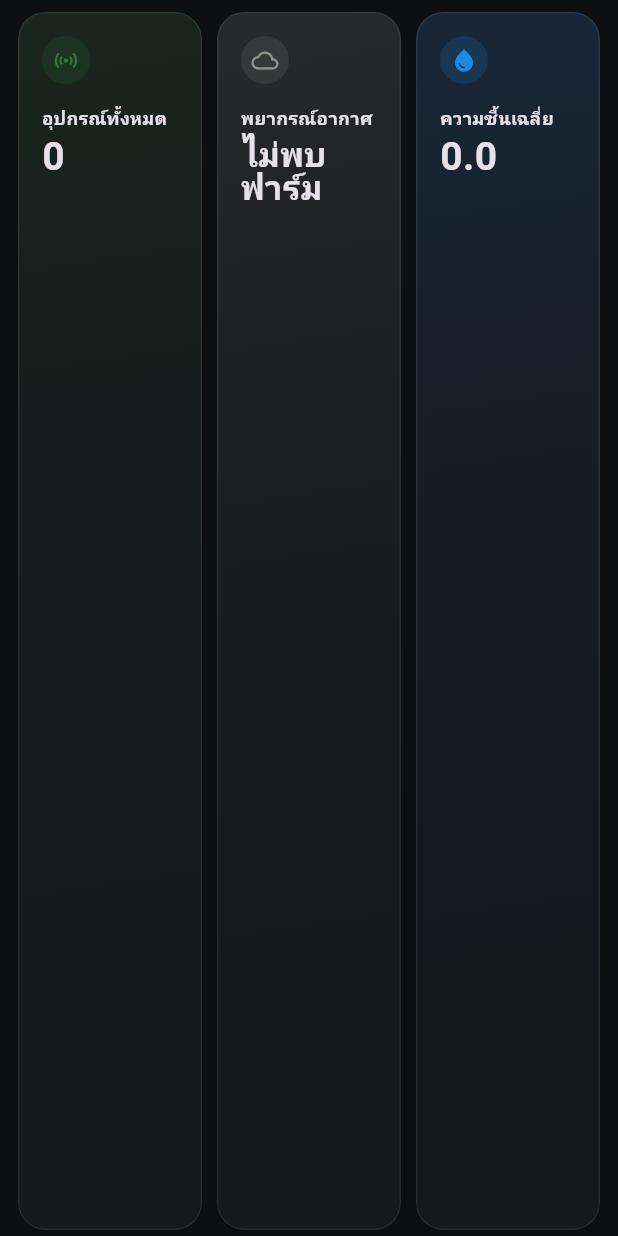
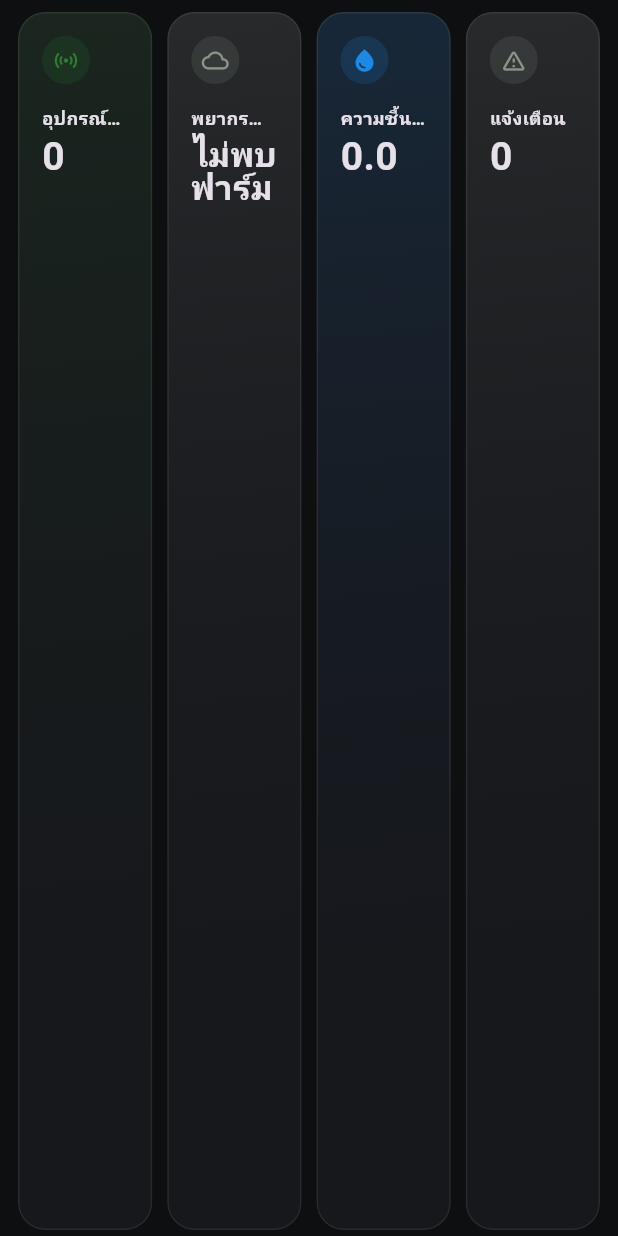
Before and after one commit to Kanonphatchada/watering_line, a Flutter app: the SummaryBar widget shown alone on an empty page, opened directly with empty values, on a phone screen of 412 x 824 dp. Run offline on Flutter 3.47's test engine with Material 3 defaults, Android fonts, the phone set to English and light mode, and no system bars; our stand-ins replace cloud_firestore, firebase_auth, firebase_core, fl_chart, google_fonts, shared_preferences and 2 more; missing offline and left inert: dart:html; accounts and stored records are empty; network calls fail; Roboto replaces fonts that are missing (Kanit).

Commit message:
Give weather card its own color identity, restore alerts card
Weather card now uses a fixed teal color regardless of rain/no-rain
state instead of reusing green (which clashed with the "devices"
card) or blue (clashed with moisture). Alerts card is back as a 4th
card in the row, using a neutral outline color instead of green when
there are no alerts, so it doesn't clash with "devices" either.

Co-Authored-By: Claude Sonnet 5 <noreply@anthropic.com>

```diff
--- a/lib/features/devices/pages/home_page.dart
+++ b/lib/features/devices/pages/home_page.dart
@@ -201,6 +201,7 @@ class _HomePageState extends State<HomePage> {
                     SummaryBar(
                       docs: docs,
                       totalDevices: docs.length,
+                      alertCount: alertCount,
                       avgMoisture: avgMoisture,
                     ),
                     Padding(
--- a/lib/features/devices/widgets/home_summary_widgets.dart
+++ b/lib/features/devices/widgets/home_summary_widgets.dart
@@ -42,12 +42,14 @@ class HomeSkeleton extends StatelessWidget {
 class SummaryBar extends StatelessWidget {
   final List<QueryDocumentSnapshot> docs;
   final int totalDevices;
+  final int alertCount;
   final double avgMoisture;
 
   const SummaryBar({
     super.key,
     required this.docs,
     required this.totalDevices,
+    required this.alertCount,
     required this.avgMoisture,
   });
 
@@ -78,6 +80,19 @@ class SummaryBar extends StatelessWidget {
               label: "ความชื้นเฉลี่ย",
               numericValue: avgMoisture,
               format: (v) => v.toStringAsFixed(1),
+            ),
+          ),
+          const SizedBox(width: 10),
+          Expanded(
+            child: _KpiCard(
+              icon: Icons.warning_amber_rounded,
+              // ไม่ใช้เขียวตอนไม่มีแจ้งเตือน กันซ้ำกับสีการ์ด "อุปกรณ์ทั้งหมด"
+              iconColor: alertCount > 0
+                  ? Colors.red
+                  : Theme.of(context).colorScheme.outline,
+              label: "แจ้งเตือน",
+              numericValue: alertCount.toDouble(),
+              format: (v) => v.round().toString(),
             ),
           ),
         ],
@@ -125,6 +140,10 @@ class WeatherForecastCard extends StatelessWidget {
             )
             .toList();
 
+        // สีเดียวคงที่สำหรับการ์ดนี้ (ไม่ไปซ้ำกับเขียวของ "อุปกรณ์ทั้งหมด"
+        // หรือฟ้าของ "ความชื้นเฉลี่ย") เปลี่ยนแค่ไอคอนตามสถานะ ไม่เปลี่ยนสี
+        const weatherColor = Color(0xFF00897B); // teal
+
         late final IconData icon;
         late final Color color;
         late final String status;
@@ -139,11 +158,11 @@ class WeatherForecastCard extends StatelessWidget {
           );
           if (rainSoon) {
             icon = Icons.umbrella;
-            color = const Color(0xFF1E88E5);
+            color = weatherColor;
             status = "ฝนอาจตก";
           } else {
             icon = Icons.wb_sunny_outlined;
-            color = const Color(0xFF2E7D32);
+            color = weatherColor;
             status = "ไม่มีฝน";
           }
         }
```
